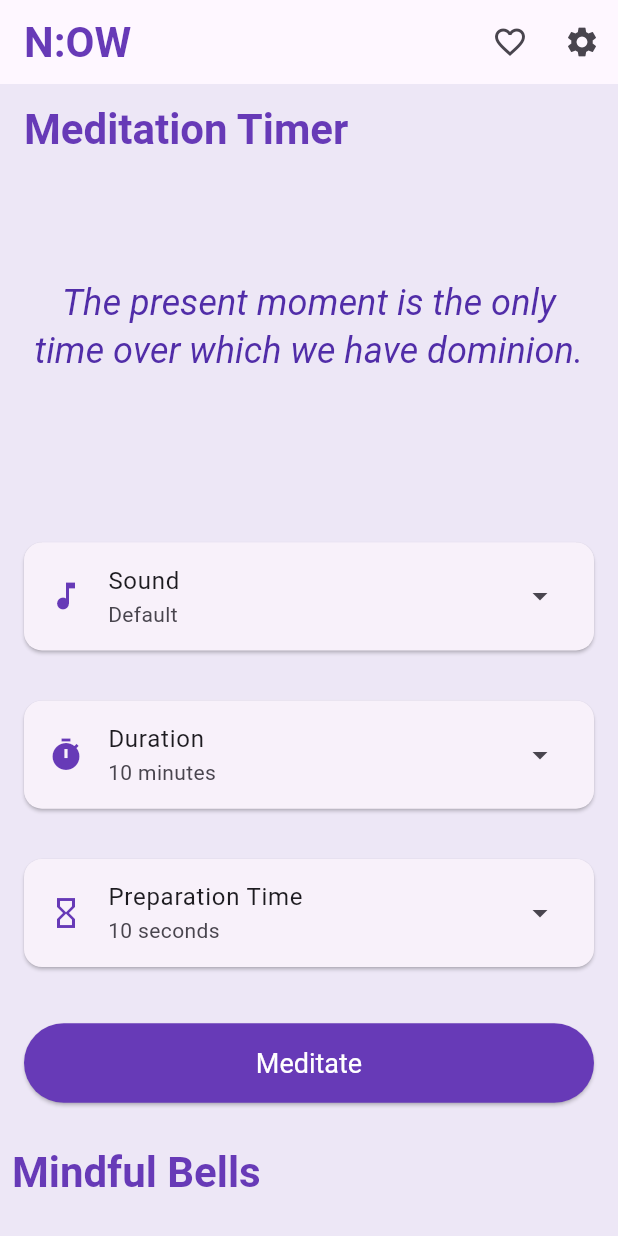
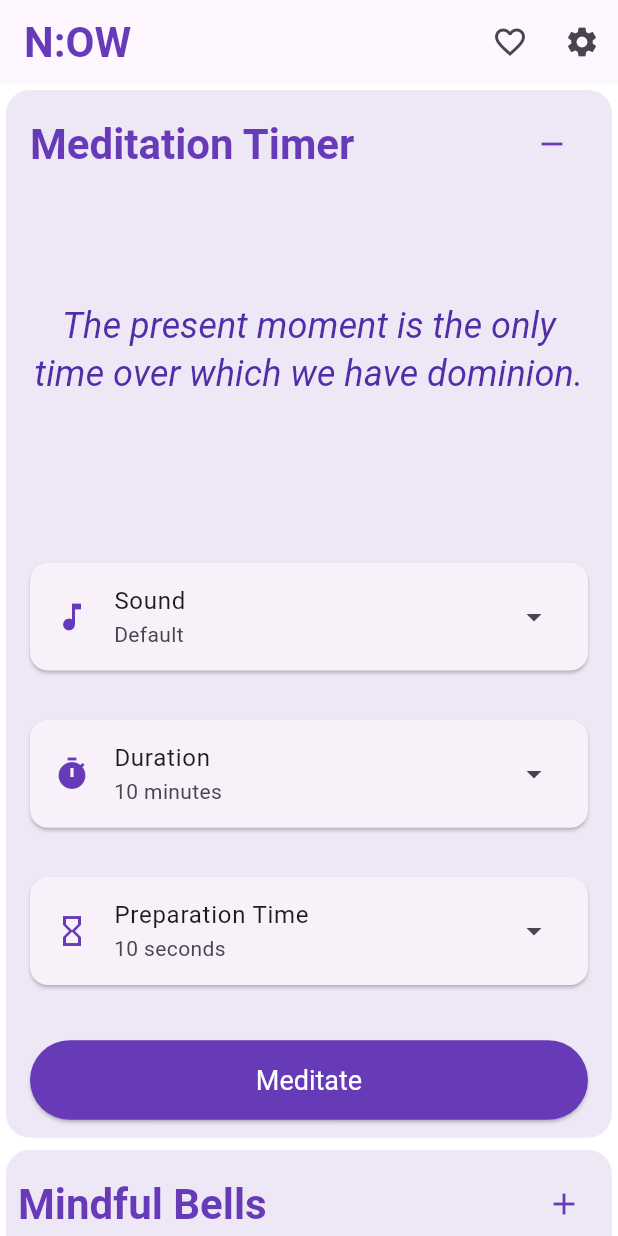
Before and after one commit to aycarl/NOW, a Flutter app: the screen it shows after launch, on a phone screen of 412 x 824 dp. Run offline on Flutter 3.47's test engine with Material 3 defaults, Android fonts, the phone set to English and light mode, and no system bars; our stand-ins replace shared_preferences.

Commit message:
Add toggle navigation and UI improvements to carousel pages
Introduces a toggle button for switching between Meditation Timer and Mindful Bells pages in the carousel. Updates background colors, refines header layouts, and applies consistent padding and rounded corners for improved UI. Both page widgets now accept a toggle callback and display a toggle icon in their headers.

```diff
--- a/lib/carousel_home_page.dart
+++ b/lib/carousel_home_page.dart
@@ -12,7 +12,7 @@ class CarouselHomePage extends StatefulWidget {
 
 class _CarouselHomePageState extends State<CarouselHomePage> {
   final PageController _pageController = PageController(
-    viewportFraction: 0.9, // Multi-browse effect: show 90% of current page
+    viewportFraction: 0.92, // Multi-browse effect: show 92% of current page
     initialPage: 0,
   );
   int _currentPage = 0;
@@ -23,10 +23,19 @@ class _CarouselHomePageState extends State<CarouselHomePage> {
     super.dispose();
   }
 
+  void _togglePage() {
+    final newPage = _currentPage == 0 ? 1 : 0;
+    _pageController.animateToPage(
+      newPage,
+      duration: const Duration(milliseconds: 300),
+      curve: Curves.easeInOut,
+    );
+  }
+
   @override
   Widget build(BuildContext context) {
     return Scaffold(
-      backgroundColor: Colors.deepPurple.shade50,
+      backgroundColor: Colors.white,
       appBar: AppBar(
         centerTitle: false,
         title: Text(
@@ -81,10 +90,24 @@ class _CarouselHomePageState extends State<CarouselHomePage> {
           },
           itemCount: 2, // Material 3 explicitly defines item count
           itemBuilder: (context, index) {
+            final page = index == 0
+                ? MeditationTimerPage(
+                    currentPageIndex: _currentPage,
+                    onToggle: _togglePage,
+                  )
+                : MindfulBellsPage(
+                    currentPageIndex: _currentPage,
+                    onToggle: _togglePage,
+                  );
+
             return Center(
-              child: index == 0
-                  ? MeditationTimerPage(currentPageIndex: _currentPage)
-                  : MindfulBellsPage(currentPageIndex: _currentPage),
+              child: Padding(
+                padding: const EdgeInsets.all(4.0),
+                child: ClipRRect(
+                  borderRadius: BorderRadius.circular(16.0),
+                  child: page,
+                ),
+              ),
             );
           },
         ),
--- a/lib/meditation_timer_page.dart
+++ b/lib/meditation_timer_page.dart
@@ -3,8 +3,13 @@ import 'dart:math';
 
 class MeditationTimerPage extends StatefulWidget {
   final int currentPageIndex;
+  final VoidCallback onToggle;
 
-  const MeditationTimerPage({super.key, this.currentPageIndex = 0});
+  const MeditationTimerPage({
+    super.key,
+    this.currentPageIndex = 0,
+    required this.onToggle,
+  });
 
   @override
   State<MeditationTimerPage> createState() => _MeditationTimerPageState();
@@ -97,11 +102,12 @@ class _MeditationTimerPageState extends State<MeditationTimerPage> {
     // Show only heading when this page is not active (currentPageIndex is 1)
     if (widget.currentPageIndex == 1) {
       return Container(
+        color: Colors.deepPurple[50],
         alignment: Alignment.bottomLeft,
-        padding: const EdgeInsets.only(bottom: 16.0, left: 8.0, right: 8.0),
-        child: Column(
-          mainAxisSize: MainAxisSize.min,
-          crossAxisAlignment: CrossAxisAlignment.start,
+        padding: const EdgeInsets.only(bottom: 8.0, left: 8.0, right: 8.0),
+        child: Row(
+          mainAxisAlignment: MainAxisAlignment.spaceBetween,
+          crossAxisAlignment: CrossAxisAlignment.end,
           children: [
             Text(
               'Meditation Timer',
@@ -110,13 +116,22 @@ class _MeditationTimerPageState extends State<MeditationTimerPage> {
                 fontWeight: FontWeight.bold,
               ),
             ),
+            IconButton(
+              icon: Icon(
+                widget.currentPageIndex == 0 ? Icons.remove : Icons.add,
+                color: Colors.deepPurple,
+              ),
+              onPressed: widget.onToggle,
+            ),
           ],
         ),
       );
     }
 
     // Show full content when this page is active (currentPageIndex is 0)
-    return Padding(
+    return Container(
+      color: Colors.deepPurple[50],
+      child: Padding(
         padding: const EdgeInsets.symmetric(horizontal: 16.0, vertical: 4.0),
         child: Column(
           crossAxisAlignment: CrossAxisAlignment.start,
@@ -124,12 +139,24 @@ class _MeditationTimerPageState extends State<MeditationTimerPage> {
             // Header
             Padding(
               padding: const EdgeInsets.only(top: 8.0),
-            child: Text(
+              child: Row(
+                mainAxisAlignment: MainAxisAlignment.spaceBetween,
+                children: [
+                  Text(
                     'Meditation Timer',
                     style: Theme.of(context).textTheme.headlineMedium?.copyWith(
                       color: Colors.deepPurple,
                       fontWeight: FontWeight.bold,
                     ),
+                  ),
+                  IconButton(
+                    icon: Icon(
+                      widget.currentPageIndex == 0 ? Icons.remove : Icons.add,
+                      color: Colors.deepPurple,
+                    ),
+                    onPressed: widget.onToggle,
+                  ),
+                ],
               ),
             ),
             Expanded(
@@ -229,6 +256,7 @@ class _MeditationTimerPageState extends State<MeditationTimerPage> {
               ),
             ),
           ],
+        ),
       ),
     );
   }
--- a/lib/mindful_bells_page.dart
+++ b/lib/mindful_bells_page.dart
@@ -6,8 +6,13 @@ import 'settings_provider.dart';
 
 class MindfulBellsPage extends StatefulWidget {
   final int currentPageIndex;
+  final VoidCallback onToggle;
 
-  const MindfulBellsPage({super.key, this.currentPageIndex = 1});
+  const MindfulBellsPage({
+    super.key,
+    this.currentPageIndex = 1,
+    required this.onToggle,
+  });
 
   @override
   State<MindfulBellsPage> createState() => _MindfulBellsPageState();
@@ -54,19 +59,6 @@ class _MindfulBellsPageState extends State<MindfulBellsPage> {
   @override
   Widget build(BuildContext context) {
     final settingsProvider = Provider.of<SettingsProvider>(context);
-    if (widget.currentPageIndex == 0) {
-      return Container(
-        alignment: Alignment.topLeft,
-        padding: const EdgeInsets.only(top: 16.0, left: 8.0, right: 8.0),
-        child: Text(
-          'Mindful Bells',
-          style: Theme.of(context).textTheme.headlineMedium?.copyWith(
-            color: Colors.deepPurple,
-            fontWeight: FontWeight.bold,
-          ),
-        ),
-      );
-    }
 
     return Scaffold(
       backgroundColor: Colors.deepPurple[50],
@@ -78,12 +70,24 @@ class _MindfulBellsPageState extends State<MindfulBellsPage> {
             // Header
             Padding(
               padding: const EdgeInsets.only(top: 8.0),
-              child: Text(
-                'Mindful Bells',
-                style: Theme.of(context).textTheme.headlineMedium?.copyWith(
-                  color: Colors.deepPurple,
-                  fontWeight: FontWeight.bold,
-                ),
+              child: Row(
+                mainAxisAlignment: MainAxisAlignment.spaceBetween,
+                children: [
+                  Text(
+                    'Mindful Bells',
+                    style: Theme.of(context).textTheme.headlineMedium?.copyWith(
+                      color: Colors.deepPurple,
+                      fontWeight: FontWeight.bold,
+                    ),
+                  ),
+                  IconButton(
+                    icon: Icon(
+                      widget.currentPageIndex == 1 ? Icons.remove : Icons.add,
+                      color: Colors.deepPurple,
+                    ),
+                    onPressed: widget.onToggle,
+                  ),
+                ],
               ),
             ),
 
```
Lines whose indentation alone changed are shown as unchanged.
